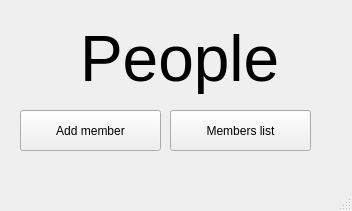
Before: the Qt Designer form main_menu.ui in Remauroon/ProjectYL, drawn with Qt 5.
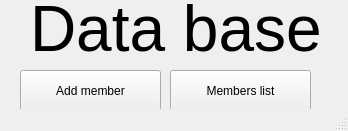
After: the same form once the commit is applied.

Diff of the .ui file:
```diff
--- a/main_menu.ui
+++ b/main_menu.ui
@@ -6,8 +6,8 @@
    <rect>
     <x>0</x>
     <y>0</y>
-    <width>352</width>
-    <height>211</height>
+    <width>348</width>
+    <height>131</height>
    </rect>
   </property>
   <property name="windowTitle">
@@ -17,21 +17,21 @@
    <widget class="QLabel" name="headbar">
     <property name="geometry">
      <rect>
-      <x>80</x>
-      <y>20</y>
-      <width>201</width>
+      <x>30</x>
+      <y>-10</y>
+      <width>291</width>
       <height>81</height>
      </rect>
     </property>
     <property name="text">
-     <string>&lt;html&gt;&lt;head/&gt;&lt;body&gt;&lt;p&gt;&lt;span style=&quot; font-size:48pt;&quot;&gt;People&lt;/span&gt;&lt;/p&gt;&lt;/body&gt;&lt;/html&gt;</string>
+     <string>&lt;html&gt;&lt;head/&gt;&lt;body&gt;&lt;p&gt;&lt;span style=&quot; font-size:48pt;&quot;&gt;Data base&lt;/span&gt;&lt;/p&gt;&lt;/body&gt;&lt;/html&gt;</string>
     </property>
    </widget>
    <widget class="QPushButton" name="addmember">
     <property name="geometry">
      <rect>
       <x>20</x>
-      <y>110</y>
+      <y>70</y>
       <width>141</width>
       <height>41</height>
      </rect>
@@ -44,7 +44,7 @@
     <property name="geometry">
      <rect>
       <x>170</x>
-      <y>110</y>
+      <y>70</y>
       <width>141</width>
       <height>41</height>
      </rect>
```
Left out of the diff: 2 changed lines with no effect on the pictures.
